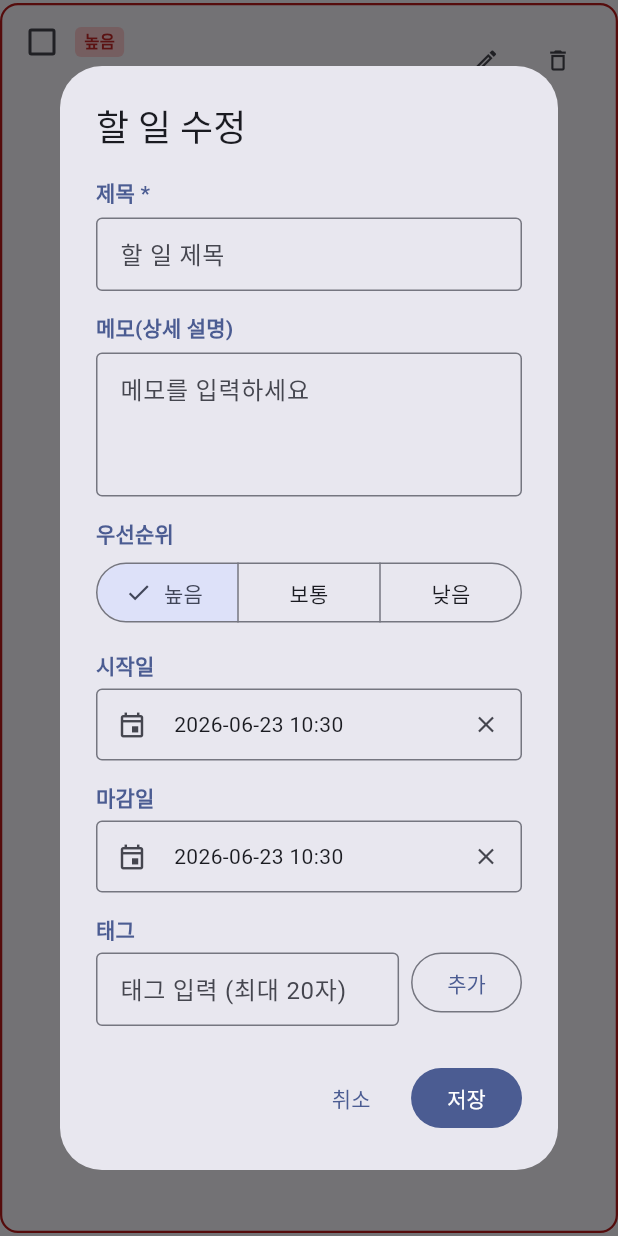
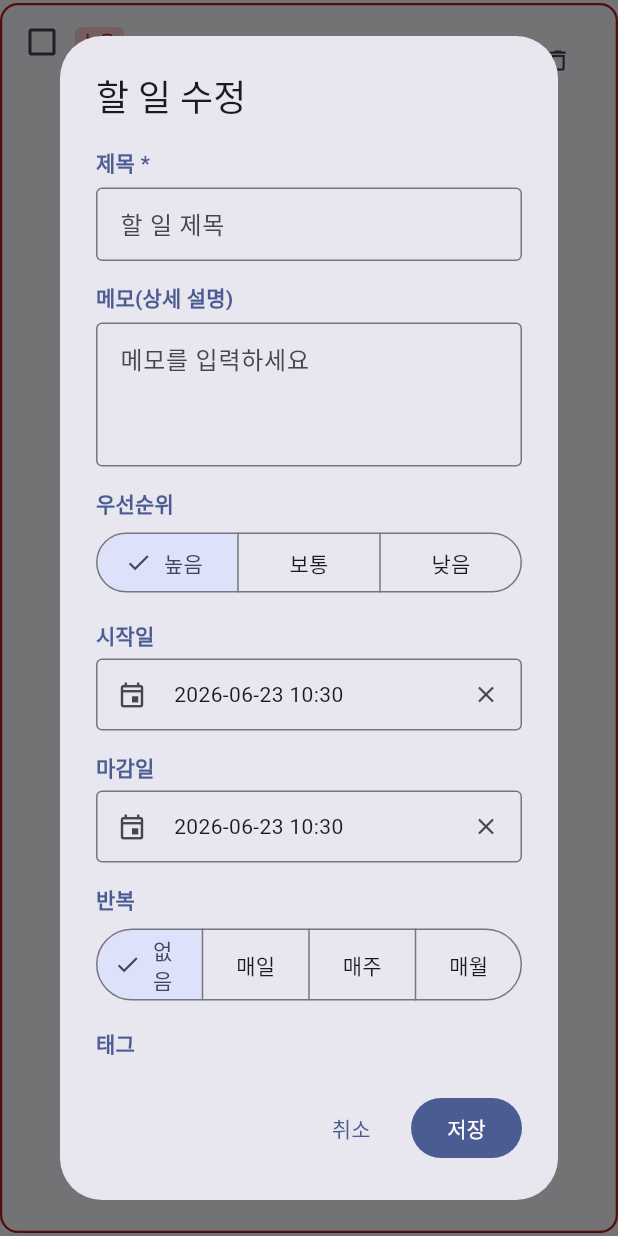
Before and after one commit to kdsky88/test_front, a Flutter app: the TodoItemWidget widget shown alone on an empty page, opened directly with empty values, after a tap on the "edit" icon, on a phone screen of 412 x 824 dp. Run offline on Flutter 3.47's test engine with Material 3 defaults, Android fonts, the phone set to English and light mode, and no system bars; network calls fail.

Commit message:
feat(frontend): 반복 일정 선택·표시 + 통계 대시보드 카드 (issue-53)
반복
- TodoRecurrence 모델, 폼에 반복 선택(없음/매일/매주/매월) + 마감일 필요 검증
- 목록·달력 항목에 반복 표시(🔁 매주 등)

통계
- TodoStats 모델 + GET /todos/stats 연동, 목록 상단 요약 카드
  (전체/완료율/미완료/지연/오늘), 추가·완료·삭제 시 자동 갱신

(일부 파일 dart format 정리 포함)

Co-Authored-By: Claude Opus 4.8 <noreply@anthropic.com>

```diff
--- a/lib/models/todo.dart
+++ b/lib/models/todo.dart
@@ -16,6 +16,26 @@ enum TodoPriority {
   }
 }
 
+enum TodoRecurrence {
+  none('NONE', '반복 없음', '없음'),
+  daily('DAILY', '매일 반복', '매일'),
+  weekly('WEEKLY', '매주 반복', '매주'),
+  monthly('MONTHLY', '매월 반복', '매월');
+
+  const TodoRecurrence(this.apiValue, this.label, this.shortLabel);
+
+  final String apiValue;
+  final String label;
+  final String shortLabel;
+
+  static TodoRecurrence fromJson(dynamic value) {
+    return TodoRecurrence.values.firstWhere(
+      (r) => r.apiValue == value,
+      orElse: () => TodoRecurrence.none,
+    );
+  }
+}
+
 class Todo {
   final String id;
   final String title;
@@ -30,6 +50,7 @@ class Todo {
   final DateTime updatedAt;
   final List<String> tags;
   final String? assignee;
+  final TodoRecurrence recurrence;
 
   const Todo({
     required this.id,
@@ -45,6 +66,7 @@ class Todo {
     required this.updatedAt,
     this.tags = const [],
     this.assignee,
+    this.recurrence = TodoRecurrence.none,
   });
 
   factory Todo.fromJson(Map<String, dynamic> json) {
@@ -62,6 +84,7 @@ class Todo {
       updatedAt: DateTime.parse(json['updatedAt'] as String),
       tags: (json['tags'] as List<dynamic>?)?.cast<String>() ?? const [],
       assignee: json['assignee'] as String?,
+      recurrence: TodoRecurrence.fromJson(json['recurrence']),
     );
   }
 
@@ -97,9 +120,11 @@ class Todo {
     if (dueAt == null) return null;
     final due = dueAt!.toLocal();
     final now = DateTime.now();
-    return DateTime(due.year, due.month, due.day)
-        .difference(DateTime(now.year, now.month, now.day))
-        .inDays;
+    return DateTime(
+      due.year,
+      due.month,
+      due.day,
+    ).difference(DateTime(now.year, now.month, now.day)).inDays;
   }
 
   Todo copyWith({
@@ -116,6 +141,7 @@ class Todo {
     bool clearCompletedAt = false,
     DateTime? updatedAt,
     String? assignee,
+    TodoRecurrence? recurrence,
   }) {
     return Todo(
       id: id,
@@ -124,6 +150,7 @@ class Todo {
       note: note ?? this.note,
       completed: completed ?? this.completed,
       priority: priority ?? this.priority,
+      recurrence: recurrence ?? this.recurrence,
       startAt: clearStartAt ? null : (startAt ?? this.startAt),
       dueAt: clearDueAt ? null : (dueAt ?? this.dueAt),
       completedAt: clearCompletedAt ? null : (completedAt ?? this.completedAt),
@@ -164,6 +191,35 @@ class TodoListResponse {
   }
 }
 
+class TodoStats {
+  final int total;
+  final int completed;
+  final int active;
+  final int overdue;
+  final int dueToday;
+
+  const TodoStats({
+    required this.total,
+    required this.completed,
+    required this.active,
+    required this.overdue,
+    required this.dueToday,
+  });
+
+  factory TodoStats.fromJson(Map<String, dynamic> json) {
+    return TodoStats(
+      total: (json['total'] as num).toInt(),
+      completed: (json['completed'] as num).toInt(),
+      active: (json['active'] as num).toInt(),
+      overdue: (json['overdue'] as num).toInt(),
+      dueToday: (json['dueToday'] as num).toInt(),
+    );
+  }
+
+  int get completionPercent =>
+      total == 0 ? 0 : ((completed / total) * 100).round();
+}
+
 class ApiError {
   final String code;
   final String message;
--- a/lib/services/todo_api.dart
+++ b/lib/services/todo_api.dart
@@ -11,17 +11,32 @@ const String _kApiBaseUrl = String.fromEnvironment(
 class TodoApi {
   static final String baseUrl = _kApiBaseUrl;
 
+  static Future<TodoStats> getStats() async {
+    final response = await http.get(
+      Uri.parse('$baseUrl/todos/stats'),
+      headers: _headers,
+    );
+    if (response.statusCode == 200) {
+      final json = jsonDecode(response.body) as Map<String, dynamic>;
+      return TodoStats.fromJson(json['data'] as Map<String, dynamic>);
+    }
+    throw _parseError(response);
+  }
+
   static Future<List<String>> getAssignees() async {
     final uri = Uri.parse('$baseUrl/todos/assignees');
     final response = await http.get(uri, headers: _headers);
     if (response.statusCode == 200) {
       final json = jsonDecode(response.body) as Map<String, dynamic>;
       final data = json['data'] as List<dynamic>;
-      return data.map((e) {
-        if (e is String) return e;
-        if (e is Map<String, dynamic>) return e['name'] as String? ?? '';
-        return '';
-      }).where((s) => s.isNotEmpty).toList();
+      return data
+          .map((e) {
+            if (e is String) return e;
+            if (e is Map<String, dynamic>) return e['name'] as String? ?? '';
+            return '';
+          })
+          .where((s) => s.isNotEmpty)
+          .toList();
     }
     throw _parseError(response);
   }
@@ -65,6 +80,7 @@ class TodoApi {
     String? note,
     String? startAt,
     String? dueAt,
+    String? recurrence,
   }) async {
     final body = <String, dynamic>{
       'title': title,
@@ -74,6 +90,7 @@ class TodoApi {
     if (note != null) body['note'] = note;
     if (startAt != null) body['startAt'] = startAt;
     if (dueAt != null) body['dueAt'] = dueAt;
+    if (recurrence != null) body['recurrence'] = recurrence;
 
     final response = await http.post(
       Uri.parse('$baseUrl/todos'),
@@ -96,6 +113,7 @@ class TodoApi {
     String? dueAt,
     bool? completed,
     TodoPriority? priority,
+    String? recurrence,
     bool clearDescription = false,
     bool clearNote = false,
     bool clearStartAt = false,
@@ -125,6 +143,7 @@ class TodoApi {
     }
     if (completed != null) body['completed'] = completed;
     if (priority != null) body['priority'] = priority.apiValue;
+    if (recurrence != null) body['recurrence'] = recurrence;
 
     final response = await http.patch(
       Uri.parse('$baseUrl/todos/$id'),
@@ -161,10 +180,7 @@ class TodoApi {
     throw _parseError(response);
   }
 
-  static Future<Todo> addTag({
-    required String id,
-    required String tag,
-  }) async {
+  static Future<Todo> addTag({required String id, required String tag}) async {
     final response = await http.post(
       Uri.parse('$baseUrl/todos/$id/tags'),
       headers: _headers,
--- a/lib/widgets/todo_form_dialog.dart
+++ b/lib/widgets/todo_form_dialog.dart
@@ -26,6 +26,7 @@ class _TodoFormDialogState extends State<TodoFormDialog> {
   DateTime? _startAt;
   DateTime? _dueAt;
   late TodoPriority _priority;
+  late TodoRecurrence _recurrence;
   bool _submitting = false;
   String? _generalError;
   String? _titleError;
@@ -33,6 +34,7 @@ class _TodoFormDialogState extends State<TodoFormDialog> {
   String? _startAtError;
   String? _dueAtError;
   String? _priorityError;
+  String? _recurrenceError;
 
   // Create mode: locally collected tags
   final List<String> _localTags = [];
@@ -53,6 +55,7 @@ class _TodoFormDialogState extends State<TodoFormDialog> {
     _startAt = widget.todo?.startAt;
     _dueAt = widget.todo?.dueAt ?? widget.initialDueAt;
     _priority = widget.todo?.priority ?? TodoPriority.medium;
+    _recurrence = widget.todo?.recurrence ?? TodoRecurrence.none;
     _editTags = List.of(widget.todo?.tags ?? []);
   }
 
@@ -87,13 +90,22 @@ class _TodoFormDialogState extends State<TodoFormDialog> {
       startErr = '시작일은 마감일보다 늦을 수 없습니다.';
     }
 
+    String? recurErr;
+    if (_recurrence != TodoRecurrence.none && _dueAt == null) {
+      recurErr = '반복 일정은 마감일이 필요합니다.';
+    }
+
     setState(() {
       _titleError = titleErr;
       _noteError = noteErr;
       _startAtError = startErr;
+      _recurrenceError = recurErr;
     });
 
-    return titleErr == null && noteErr == null && startErr == null;
+    return titleErr == null &&
+        noteErr == null &&
+        startErr == null &&
+        recurErr == null;
   }
 
   Future<void> _submit() async {
@@ -108,6 +120,7 @@ class _TodoFormDialogState extends State<TodoFormDialog> {
       _startAtError = null;
       _dueAtError = null;
       _priorityError = null;
+      _recurrenceError = null;
     });
 
     final normalizedTitle = _normalizeTitle(_titleCtrl.text);
@@ -121,6 +134,7 @@ class _TodoFormDialogState extends State<TodoFormDialog> {
     String? startErr;
     String? dueErr;
     String? priorityErr;
+    String? recurErr;
 
     if (_isEdit) {
       final todo = widget.todo!;
@@ -131,6 +145,7 @@ class _TodoFormDialogState extends State<TodoFormDialog> {
         note: note,
         startAt: startAtStr,
         dueAt: dueAtStr,
+        recurrence: _recurrence.apiValue,
         clearNote: note == null,
         clearStartAt: _startAt == null,
         clearDueAt: _dueAt == null,
@@ -143,11 +158,13 @@ class _TodoFormDialogState extends State<TodoFormDialog> {
           startErr = apiEx.error.fields?['startAt'];
           dueErr = apiEx.error.fields?['dueAt'];
           priorityErr = apiEx.error.fields?['priority'];
+          recurErr = apiEx.error.fields?['recurrence'];
           if (titleErr != null ||
               noteErr != null ||
               startErr != null ||
               dueErr != null ||
-              priorityErr != null) {
+              priorityErr != null ||
+              recurErr != null) {
             errorMsg = null;
           }
         }
@@ -159,6 +176,7 @@ class _TodoFormDialogState extends State<TodoFormDialog> {
         note: note,
         startAt: startAtStr,
         dueAt: dueAtStr,
+        recurrence: _recurrence.apiValue,
         tags: List.of(_localTags),
       );
     }
@@ -171,7 +189,8 @@ class _TodoFormDialogState extends State<TodoFormDialog> {
         noteErr == null &&
         startErr == null &&
         dueErr == null &&
-        priorityErr == null) {
+        priorityErr == null &&
+        recurErr == null) {
       Navigator.of(context).pop(true);
     } else {
       setState(() {
@@ -181,6 +200,7 @@ class _TodoFormDialogState extends State<TodoFormDialog> {
         _startAtError = startErr;
         _dueAtError = dueErr;
         _priorityError = priorityErr;
+        _recurrenceError = recurErr;
       });
     }
   }
@@ -474,6 +494,39 @@ class _TodoFormDialogState extends State<TodoFormDialog> {
                 errorText: _dueAtError,
               ),
               const SizedBox(height: 14),
+              Text('반복', style: labelStyle),
+              const SizedBox(height: 6),
+              SegmentedButton<TodoRecurrence>(
+                segments: TodoRecurrence.values
+                    .map(
+                      (r) => ButtonSegment<TodoRecurrence>(
+                        value: r,
+                        label: Text(r.shortLabel),
+                      ),
+                    )
+                    .toList(),
+                selected: {_recurrence},
+                onSelectionChanged: _submitting
+                    ? null
+                    : (selected) {
+                        setState(() {
+                          _recurrence = selected.first;
+                          _recurrenceError = null;
+                        });
+                      },
+              ),
+              if (_recurrenceError != null)
+                Padding(
+                  padding: const EdgeInsets.only(top: 4),
+                  child: Text(
+                    _recurrenceError!,
+                    style: TextStyle(
+                      color: theme.colorScheme.error,
+                      fontSize: 12,
+                    ),
+                  ),
+                ),
+              const SizedBox(height: 14),
               Text('태그', style: labelStyle),
               const SizedBox(height: 6),
               Row(
--- a/lib/widgets/todo_item_widget.dart
+++ b/lib/widgets/todo_item_widget.dart
@@ -130,7 +130,9 @@ class TodoItemWidget extends StatelessWidget {
                               todo.note!,
                               style: theme.textTheme.bodySmall?.copyWith(
                                 color: theme.colorScheme.onSurfaceVariant
-                                    .withValues(alpha: todo.completed ? 0.5 : 1.0),
+                                    .withValues(
+                                      alpha: todo.completed ? 0.5 : 1.0,
+                                    ),
                                 decoration: todo.completed
                                     ? TextDecoration.lineThrough
                                     : null,
@@ -222,6 +224,27 @@ class TodoItemWidget extends StatelessWidget {
                             ],
                           ),
                         ],
+                        if (todo.recurrence != TodoRecurrence.none) ...[
+                          const SizedBox(height: 4),
+                          Row(
+                            children: [
+                              Icon(
+                                Icons.repeat,
+                                size: 13,
+                                color: theme.colorScheme.primary,
+                              ),
+                              const SizedBox(width: 3),
+                              Text(
+                                todo.recurrence.shortLabel,
+                                style: TextStyle(
+                                  fontSize: 12,
+                                  color: theme.colorScheme.primary,
+                                  fontWeight: FontWeight.w500,
+                                ),
+                              ),
+                            ],
+                          ),
+                        ],
                         if (todo.assignee != null &&
                             todo.assignee!.isNotEmpty) ...[
                           const SizedBox(height: 4),
@@ -268,7 +291,8 @@ class TodoItemWidget extends StatelessWidget {
                                       tag,
                                       style: TextStyle(
                                         fontSize: 11,
-                                        color: theme.colorScheme
+                                        color: theme
+                                            .colorScheme
                                             .onPrimaryContainer,
                                         fontWeight: FontWeight.w500,
                                       ),
```
Also changed, not shown: lib/main.dart (+6 -6 lines), lib/screens/calendar_screen.dart (+24 -1 lines), lib/screens/todo_list_screen.dart (+61 -7 lines), lib/state/calendar_notifier.dart (+7 -4 lines), lib/state/todo_notifier.dart (+19 -3 lines), lib/widgets/priority_badge.dart (+9 -2 lines).
